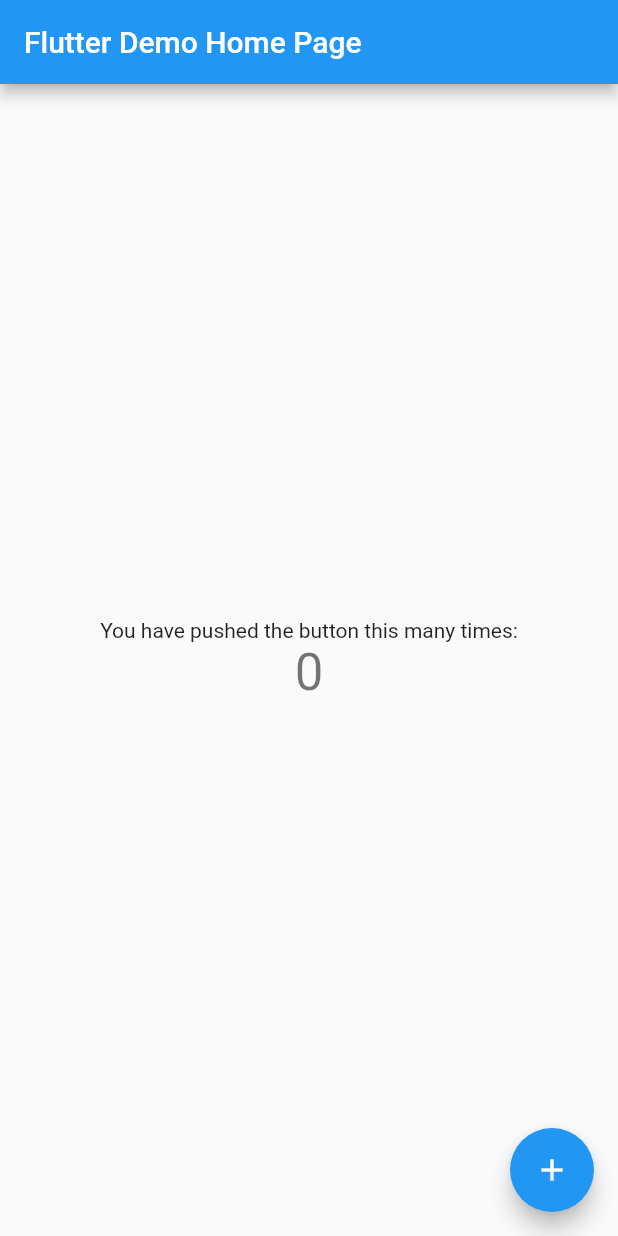
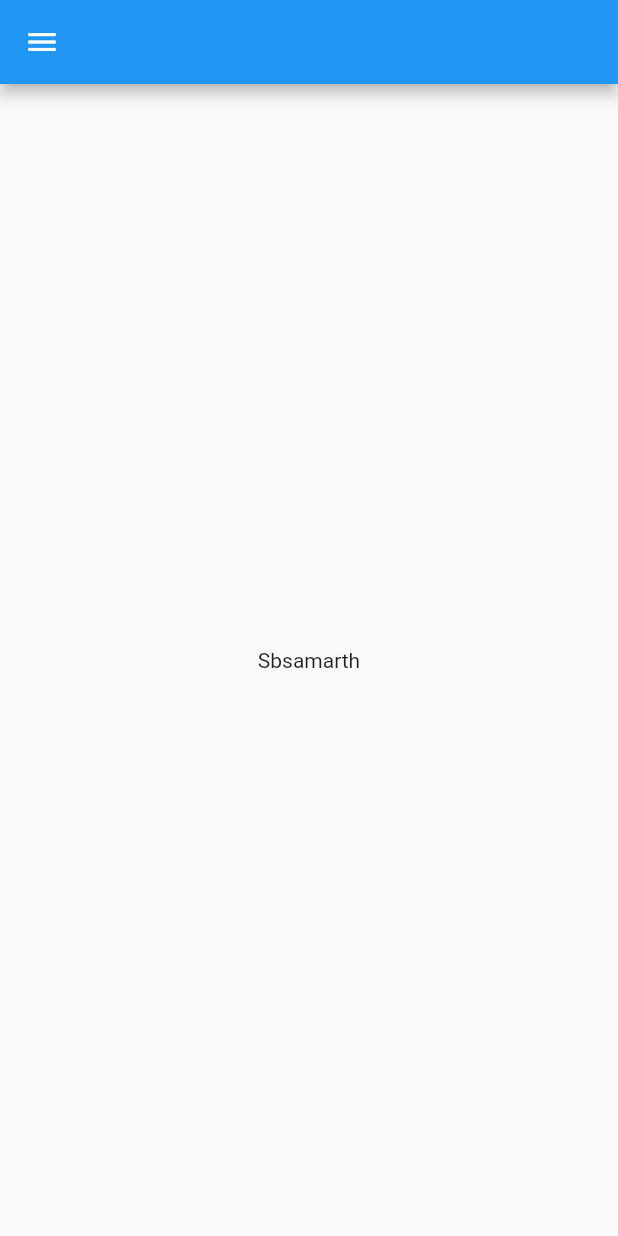
Before and after one commit to shrutiiaroraaa/sabsamarth, a Flutter app: the screen it shows after launch, on a phone screen of 412 x 824 dp. Run offline on Flutter 3.47's test engine with Material 2 defaults, Android fonts, the phone set to English and light mode, and no system bars.

Commit message:
second commit

```diff
--- /dev/null
+++ b/analysis_options.yaml
@@ -0,0 +1,29 @@
+# This file configures the analyzer, which statically analyzes Dart code to
+# check for errors, warnings, and lints.
+#
+# The issues identified by the analyzer are surfaced in the UI of Dart-enabled
+# IDEs (https://dart.dev/tools#ides-and-editors). The analyzer can also be
+# invoked from the command line by running `flutter analyze`.
+
+# The following line activates a set of recommended lints for Flutter apps,
+# packages, and plugins designed to encourage good coding practices.
+include: package:flutter_lints/flutter.yaml
+
+linter:
+  # The lint rules applied to this project can be customized in the
+  # section below to disable rules from the `package:flutter_lints/flutter.yaml`
+  # included above or to enable additional rules. A list of all available lints
+  # and their documentation is published at
+  # https://dart-lang.github.io/linter/lints/index.html.
+  #
+  # Instead of disabling a lint rule for the entire project in the
+  # section below, it can also be suppressed for a single line of code
+  # or a specific dart file by using the `// ignore: name_of_lint` and
+  # `// ignore_for_file: name_of_lint` syntax on the line or in the file
+  # producing the lint.
+  rules:
+    # avoid_print: false  # Uncomment to disable the `avoid_print` rule
+    # prefer_single_quotes: true  # Uncomment to enable the `prefer_single_quotes` rule
+
+# Additional information about this file can be found at
+# https://dart.dev/guides/language/analysis-options
--- /dev/null
+++ b/lib/home_page.dart
@@ -0,0 +1,25 @@
+import 'package:flutter/material.dart';
+
+class HomePage extends StatelessWidget {
+  const HomePage({ Key? key }) : super(key: key);
+
+  @override
+  Widget build(BuildContext context) {
+    return Scaffold(
+      appBar: AppBar(),
+      body: Center(
+       child: Container(
+        child: Center (
+           child: Text("Sbsamarth")
+
+      ),
+
+
+        )
+
+      ),
+      drawer: Drawer(child: Drawer(backgroundColor: Colors.white54,),),
+
+    );
+  }
+}
--- a/lib/main.dart
+++ b/lib/main.dart
@@ -1,113 +1,17 @@
 import 'package:flutter/material.dart';
+import 'package:sbsamarth/home_page.dart';
 
-void main() {
+void main(){
   runApp(MyApp());
 }
 
-class MyApp extends StatelessWidget {
-  // This widget is the root of your application.
+class  MyApp extends StatelessWidget {
+  // const ({ Key? key }) : super(key: key);
+
   @override
   Widget build(BuildContext context) {
     return MaterialApp(
-      title: 'Flutter Demo',
-      theme: ThemeData(
-        // This is the theme of your application.
-        //
-        // Try running your application with "flutter run". You'll see the
-        // application has a blue toolbar. Then, without quitting the app, try
-        // changing the primarySwatch below to Colors.green and then invoke
-        // "hot reload" (press "r" in the console where you ran "flutter run",
-        // or simply save your changes to "hot reload" in a Flutter IDE).
-        // Notice that the counter didn't reset back to zero; the application
-        // is not restarted.
-        primarySwatch: Colors.blue,
-      ),
-      home: MyHomePage(title: 'Flutter Demo Home Page'),
-    );
+      home: HomePage(),
+      );
   }
 }
-
-class MyHomePage extends StatefulWidget {
-  MyHomePage({Key? key, required this.title}) : super(key: key);
-
-  // This widget is the home page of your application. It is stateful, meaning
-  // that it has a State object (defined below) that contains fields that affect
-  // how it looks.
-
-  // This class is the configuration for the state. It holds the values (in this
-  // case the title) provided by the parent (in this case the App widget) and
-  // used by the build method of the State. Fields in a Widget subclass are
-  // always marked "final".
-
-  final String title;
-
-  @override
-  _MyHomePageState createState() => _MyHomePageState();
-}
-
-class _MyHomePageState extends State<MyHomePage> {
-  int _counter = 0;
-
-  void _incrementCounter() {
-    setState(() {
-      // This call to setState tells the Flutter framework that something has
-      // changed in this State, which causes it to rerun the build method below
-      // so that the display can reflect the updated values. If we changed
-      // _counter without calling setState(), then the build method would not be
-      // called again, and so nothing would appear to happen.
-      _counter++;
-    });
-  }
-
-  @override
-  Widget build(BuildContext context) {
-    // This method is rerun every time setState is called, for instance as done
-    // by the _incrementCounter method above.
-    //
-    // The Flutter framework has been optimized to make rerunning build methods
-    // fast, so that you can just rebuild anything that needs updating rather
-    // than having to individually change instances of widgets.
-    return Scaffold(
-      appBar: AppBar(
-        // Here we take the value from the MyHomePage object that was created by
-        // the App.build method, and use it to set our appbar title.
-        title: Text(widget.title),
-      ),
-      body: Center(
-        // Center is a layout widget. It takes a single child and positions it
-        // in the middle of the parent.
-        child: Column(
-          // Column is also a layout widget. It takes a list of children and
-          // arranges them vertically. By default, it sizes itself to fit its
-          // children horizontally, and tries to be as tall as its parent.
-          //
-          // Invoke "debug painting" (press "p" in the console, choose the
-          // "Toggle Debug Paint" action from the Flutter Inspector in Android
-          // Studio, or the "Toggle Debug Paint" command in Visual Studio Code)
-          // to see the wireframe for each widget.
-          //
-          // Column has various properties to control how it sizes itself and
-          // how it positions its children. Here we use mainAxisAlignment to
-          // center the children vertically; the main axis here is the vertical
-          // axis because Columns are vertical (the cross axis would be
-          // horizontal).
-          mainAxisAlignment: MainAxisAlignment.center,
-          children: <Widget>[
-            Text(
-              'You have pushed the button this many times:',
-            ),
-            Text(
-              '$_counter',
-              style: Theme.of(context).textTheme.headline4,
-            ),
-          ],
-        ),
-      ),
-      floatingActionButton: FloatingActionButton(
-        onPressed: _incrementCounter,
-        tooltip: 'Increment',
-        child: Icon(Icons.add),
-      ), // This trailing comma makes auto-formatting nicer for build methods.
-    );
-  }
-}
```
Also changed, not shown: 12 other files.
